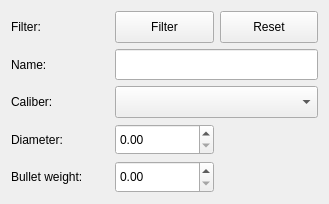
Qt form ui_templates/db_filter.ui (o-murphy/archer_ballistics_constructor) before a commit.
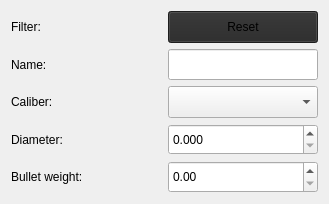
The same form after that commit.

Commit message: rifle filter added

Patch:
```diff
--- a/ui_templates/db_filter.ui
+++ b/ui_templates/db_filter.ui
@@ -45,18 +45,11 @@
        <verstretch>0</verstretch>
       </sizepolicy>
      </property>
-    </widget>
-   </item>
-   <item row="0" column="1">
-    <widget class="QPushButton" name="applyFilter">
-     <property name="sizePolicy">
-      <sizepolicy hsizetype="Preferred" vsizetype="Preferred">
-       <horstretch>0</horstretch>
-       <verstretch>0</verstretch>
-      </sizepolicy>
+     <property name="decimals">
+      <number>3</number>
      </property>
-     <property name="text">
-      <string>Filter</string>
+     <property name="singleStep">
+      <double>0.001000000000000</double>
      </property>
     </widget>
    </item>
@@ -88,7 +81,7 @@
      </property>
     </widget>
    </item>
-   <item row="0" column="2">
+   <item row="0" column="1">
     <widget class="QPushButton" name="resetFilter">
      <property name="sizePolicy">
       <sizepolicy hsizetype="Preferred" vsizetype="Preferred">
@@ -96,12 +89,15 @@
        <verstretch>0</verstretch>
       </sizepolicy>
      </property>
+     <property name="styleSheet">
+      <string notr="true">background-color: rgb(40, 40, 40);</string>
+     </property>
      <property name="text">
       <string>Reset</string>
      </property>
     </widget>
    </item>
-   <item row="1" column="1" colspan="2">
+   <item row="1" column="1">
     <widget class="QLineEdit" name="name">
      <property name="sizePolicy">
       <sizepolicy hsizetype="Preferred" vsizetype="Preferred">
@@ -111,7 +107,7 @@
      </property>
     </widget>
    </item>
-   <item row="2" column="1" colspan="2">
+   <item row="2" column="1">
     <widget class="QComboBox" name="caliber">
      <property name="sizePolicy">
       <sizepolicy hsizetype="Preferred" vsizetype="Preferred">
```
The commit also changes 24 other files.
